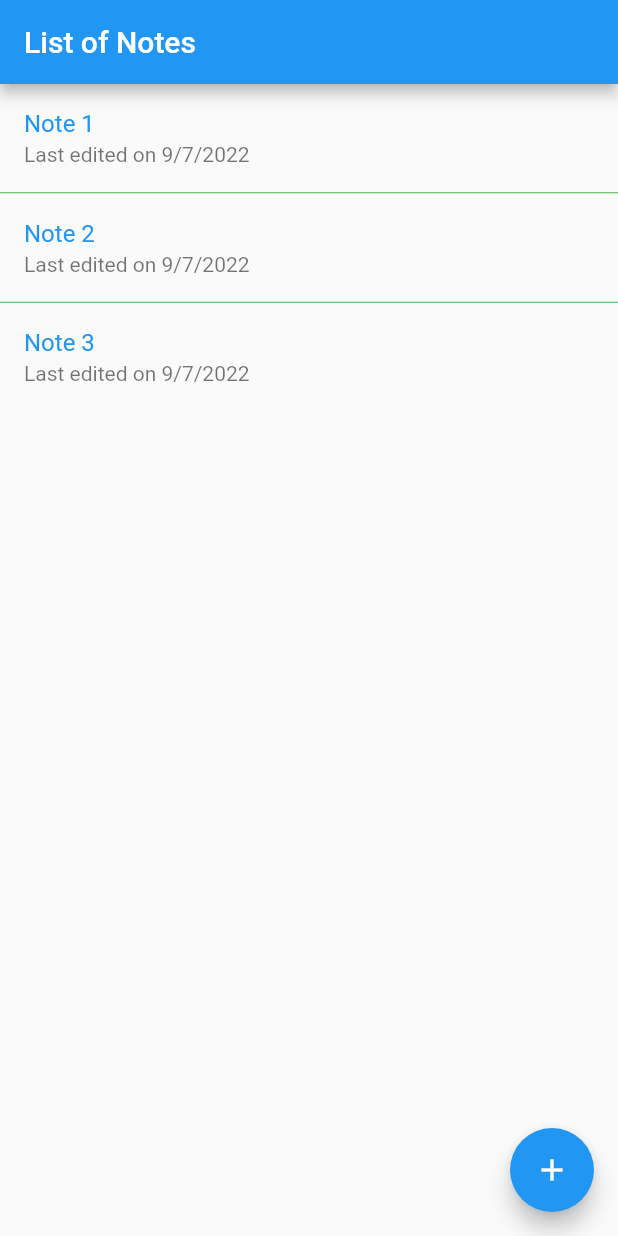
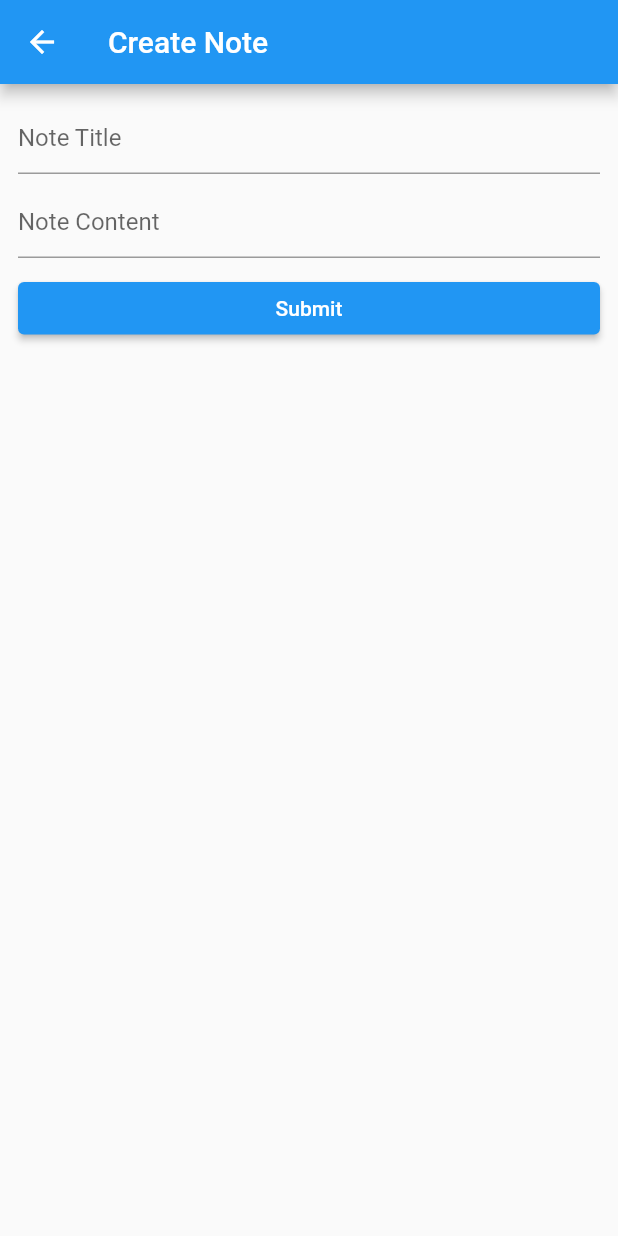
Before and after one commit to LibradillaJoshuaF21/consuming_rest_api, a Flutter app: the screen it shows after launch, after a tap on the "add" icon, on a phone screen of 412 x 824 dp. Run offline on Flutter 3.47's test engine with Material 2 defaults, Android fonts, the phone set to English and light mode, and no system bars.

Commit message:
Created NoteModify

```diff
--- a/lib/views/note_list.dart
+++ b/lib/views/note_list.dart
@@ -1,4 +1,5 @@
 import 'package:consuming_rest_api/models/note_for_listing.dart';
+import 'package:consuming_rest_api/views/note_modify.dart';
 import 'package:flutter/material.dart';
 
 class NoteList extends StatelessWidget {
@@ -29,7 +30,10 @@
     return Scaffold(
       appBar: AppBar(title: const Text('List of Notes')),
       floatingActionButton: FloatingActionButton(
-        onPressed: () {},
+        onPressed: () {
+          Navigator.of(context)
+              .push(MaterialPageRoute(builder: (context) => NoteModify()));
+        },
         child: const Icon(Icons.add),
       ),
       body: ListView.separated(
@@ -43,6 +47,10 @@
             ),
             subtitle: Text(
                 'Last edited on ${formatDateTime(notes[index].lastEditDateTime!)}'),
+            onTap: () {
+              Navigator.of(context)
+                  .push(MaterialPageRoute(builder: (context) => NoteModify()));
+            },
           );
         },
         itemCount: notes.length,
--- /dev/null
+++ b/lib/views/note_modify.dart
@@ -0,0 +1,37 @@
+import 'package:flutter/material.dart';
+
+class NoteModify extends StatelessWidget {
+  @override
+  Widget build(BuildContext context) {
+    return Scaffold(
+      appBar: AppBar(title: const Text('Create Note')),
+      body: Padding(
+        padding: const EdgeInsets.all(12.0),
+        child: Column(
+          children: [
+            const TextField(
+              decoration: InputDecoration(hintText: 'Note Title'),
+            ),
+            Container(
+              height: 8,
+            ),
+            const TextField(
+              decoration: InputDecoration(hintText: 'Note Content'),
+            ),
+            Container(height: 16),
+            SizedBox(
+              width: double.infinity,
+              height: 35,
+              child: ElevatedButton(
+                child: const Text('Submit'),
+                onPressed: () {
+                  Navigator.of(context).pop();
+                },
+              ),
+            )
+          ],
+        ),
+      ),
+    );
+  }
+}
```
